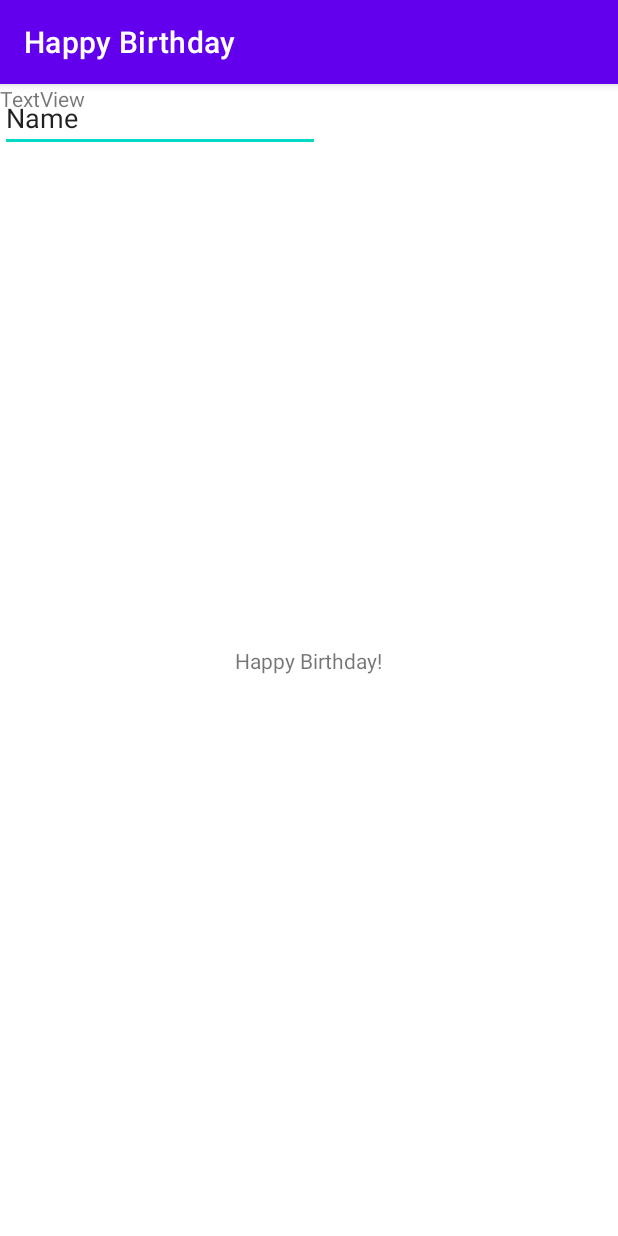
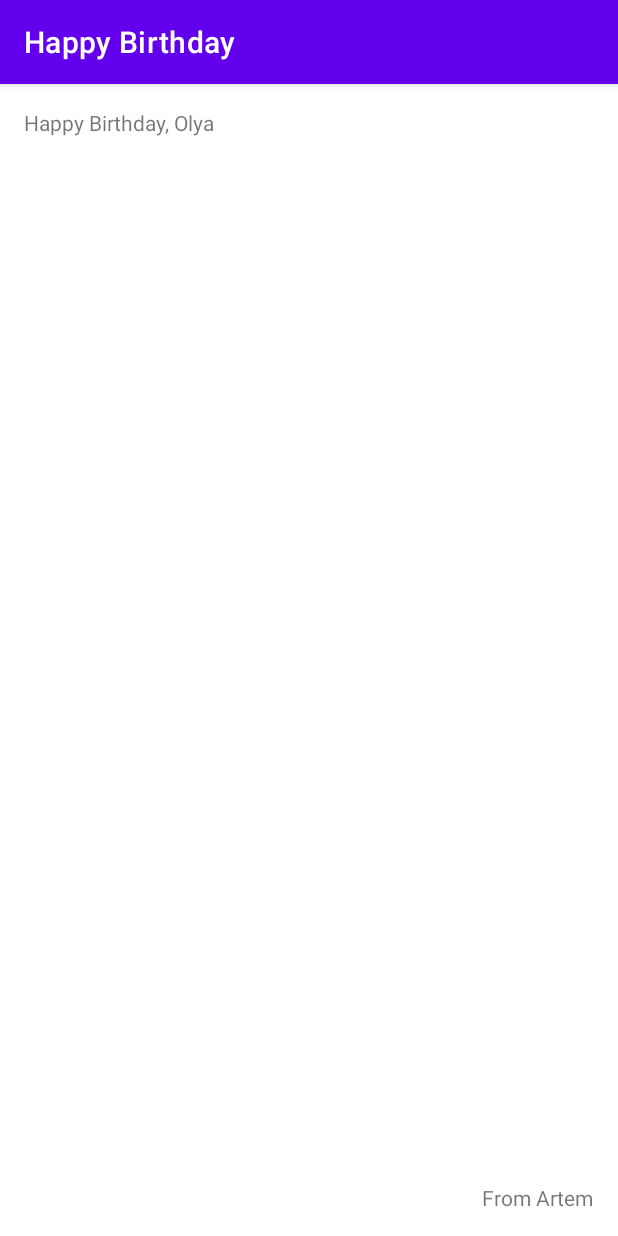
Before and after one commit to ArtemZdanovich/Android1, an Android app: the screen it shows after launch (MainActivity), on a phone screen of 412 x 824 dp. Run offline under Robolectric (Android 15) with nearby library versions, the phone set to English and light mode, and no system bars.

Commit message:
from Artem

```diff
--- a/app/src/main/res/layout/activity_main.xml
+++ b/app/src/main/res/layout/activity_main.xml
@@ -7,26 +7,23 @@
     tools:context=".MainActivity">
 
     <TextView
+        android:id="@+id/textView"
         android:layout_width="wrap_content"
         android:layout_height="wrap_content"
-        android:text="Happy Birthday!"
-        app:layout_constraintBottom_toBottomOf="parent"
-        app:layout_constraintEnd_toEndOf="parent"
+        android:layout_marginStart="16dp"
+        android:layout_marginTop="16dp"
+        android:text="Happy Birthday, Olya"
         app:layout_constraintStart_toStartOf="parent"
         app:layout_constraintTop_toTopOf="parent" />
 
-    <EditText
-        android:id="@+id/editTextTextPersonName"
+    <TextView
+        android:id="@+id/textView3"
         android:layout_width="wrap_content"
         android:layout_height="wrap_content"
-        android:ems="10"
-        android:inputType="textPersonName"
-        android:text="Name" />
-
-    <TextView
-        android:id="@+id/textView"
-        android:layout_width="wrap_content"
-        android:layout_height="wrap_content"
-        android:text="TextView" />
+        android:layout_marginEnd="16dp"
+        android:layout_marginBottom="16dp"
+        android:text="From Artem"
+        app:layout_constraintBottom_toBottomOf="parent"
+        app:layout_constraintEnd_toEndOf="parent" />
 
 </androidx.constraintlayout.widget.ConstraintLayout>
```
